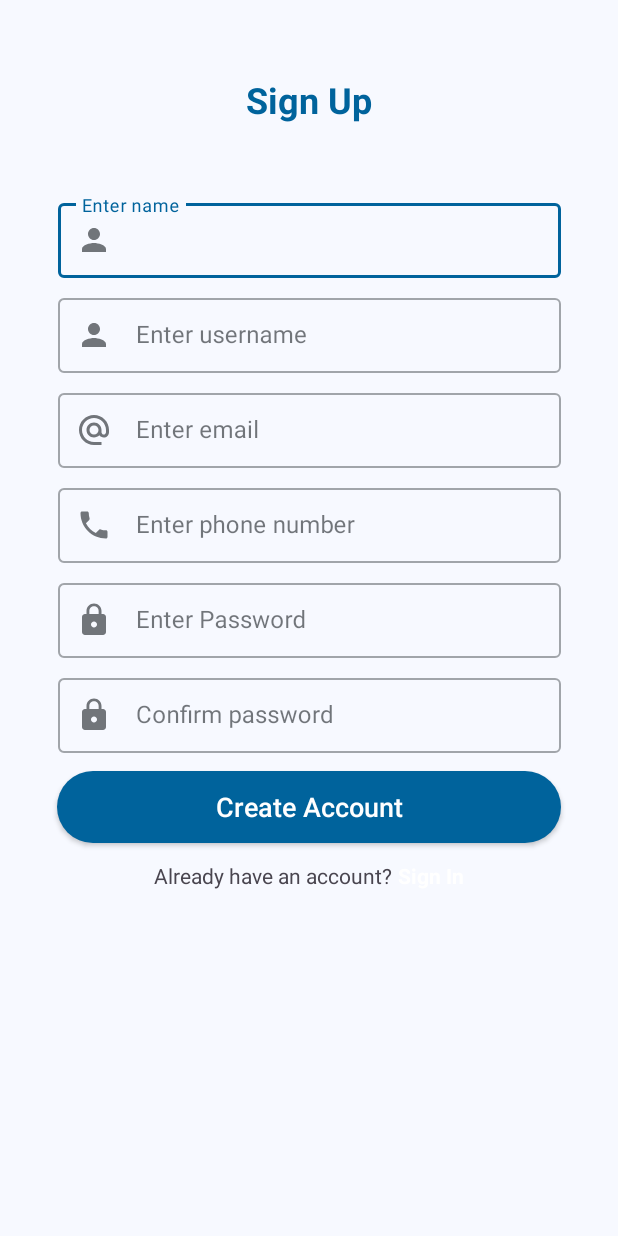
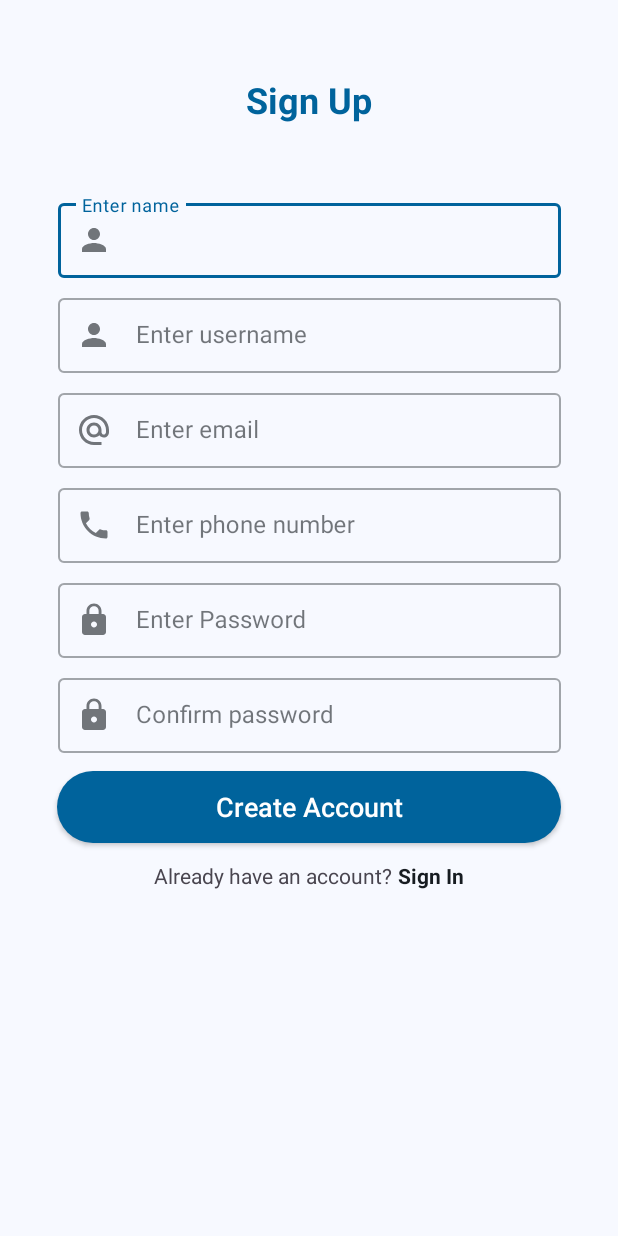
Before and after one commit to handalkhom/SkinSense, an Android app: the RegisterActivity screen opened directly, with no data from a screen before it, on a phone screen of 412 x 824 dp. Run offline under Robolectric (Android 15) with nearby library versions, the phone set to English and light mode, and no system bars.

Commit message:
Update layout

```diff
--- a/app/src/main/AndroidManifest.xml
+++ b/app/src/main/AndroidManifest.xml
@@ -27,12 +27,10 @@
         tools:targetApi="31">
         <activity
             android:name=".ui.auth.RegisterActivity"
-            android:label="@string/registeractivity"
             android:exported="false" />
         <activity
             android:name=".ui.auth.LoginActivity"
-            android:exported="true"
-            android:label="@string/title_activity_login">
+            android:exported="true">
             <intent-filter>
                 <action android:name="android.intent.action.MAIN" />
                 <category android:name="android.intent.category.LAUNCHER" />
--- a/app/src/main/java/com/capstone/skinsense/ui/home/HomeFragment.kt
+++ b/app/src/main/java/com/capstone/skinsense/ui/home/HomeFragment.kt
@@ -6,6 +6,7 @@ import android.view.View
 import android.view.ViewGroup
 import androidx.fragment.app.Fragment
 import androidx.lifecycle.ViewModelProvider
+import androidx.navigation.fragment.findNavController
 import com.capstone.skinsense.R
 import com.capstone.skinsense.databinding.FragmentHomeBinding
 import com.capstone.skinsense.ui.profile.ProfileViewModel
@@ -28,6 +29,11 @@ class HomeFragment : Fragment() {
         profileViewModel.username.observe(viewLifecycleOwner) {
             binding.greetingTextView.text = getString(R.string.hallo) + (it ?: getString(R.string.unknown))
         }
+
+        // Navigate to ScanFragment when button is clicked
+        binding.tryButton.setOnClickListener {
+            findNavController().navigate(R.id.navigation_scan)
+        }
         return binding.root
     }
 
--- a/app/src/main/res/layout/activity_login.xml
+++ b/app/src/main/res/layout/activity_login.xml
@@ -124,7 +124,7 @@
             android:clickable="true"
             android:focusable="true"
             android:text="@string/sign_up"
-            android:textColor="@color/md_theme_onPrimary"
+            android:textColor="@color/md_theme_onBackground"
             android:textStyle="bold"
             android:textAllCaps="false"
             android:layout_marginLeft="4dp"
--- a/app/src/main/res/layout/activity_register.xml
+++ b/app/src/main/res/layout/activity_register.xml
@@ -190,7 +190,7 @@
             android:focusable="true"
             android:text="@string/sign_in"
             android:textAllCaps="false"
-            android:textColor="@color/md_theme_onPrimary"
+            android:textColor="@color/md_theme_onBackground"
             android:textStyle="bold" />
     </LinearLayout>
 </androidx.constraintlayout.widget.ConstraintLayout>
```
